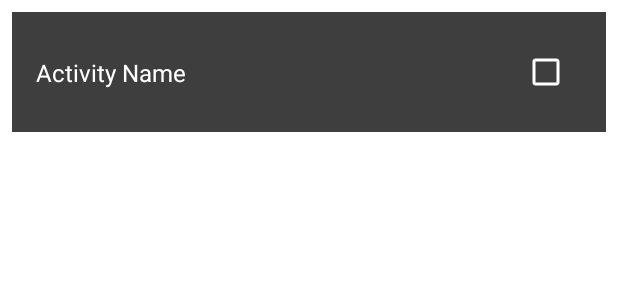
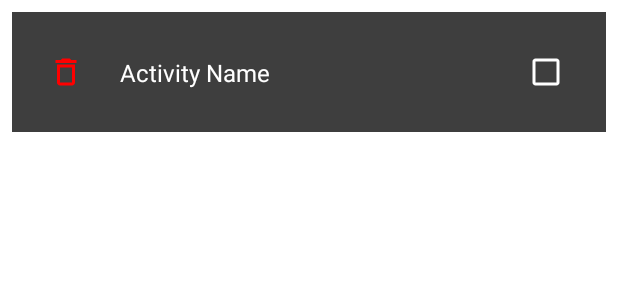
Before and after one commit to Chameleon-Team-App/ChameleonApp, an Android app: the layout item_activity_tile.xml on its own in the app's theme, with its tools: preview values and no code run, on a phone screen of 412 x 824 dp. Shown: the top 300 px of the screen. Run offline under Robolectric (Android 15) with nearby library versions, the phone set to English and light mode, and no system bars.

Commit message:
- Add way to delete activity in calendar

```diff
--- /dev/null
+++ b/app/src/main/res/drawable/ic_delete.xml
@@ -0,0 +1,5 @@
+<vector xmlns:android="http://schemas.android.com/apk/res/android" android:height="24dp" android:tint="#000000" android:viewportHeight="24" android:viewportWidth="24" android:width="24dp">
+
+    <path android:fillColor="@android:color/white" android:pathData="M6,19c0,1.1 0.9,2 2,2h8c1.1,0 2,-0.9 2,-2L18,7L6,7v12zM8,9h8v10L8,19L8,9zM15.5,4l-1,-1h-5l-1,1L5,4v2h14L19,4z"/>
+
+</vector>
--- a/app/src/main/res/layout/item_activity_tile.xml
+++ b/app/src/main/res/layout/item_activity_tile.xml
@@ -7,6 +7,20 @@
     android:padding="16dp"
     android:layout_margin="8dp">
 
+    <!-- Delete Button -->
+    <ImageButton
+        android:id="@+id/deleteButton"
+        android:layout_width="40dp"
+        android:layout_height="40dp"
+        android:src="@drawable/ic_delete"
+        android:contentDescription="Delete"
+        android:background="@null"
+        app:layout_constraintStart_toStartOf="parent"
+        app:layout_constraintTop_toTopOf="parent"
+        app:layout_constraintBottom_toBottomOf="parent"
+        app:tint="@color/red" />
+
+    <!-- Activity Name -->
     <TextView
         android:id="@+id/activityNameTextView"
         android:layout_width="0dp"
@@ -14,17 +28,21 @@
         android:text="Activity Name"
         android:textColor="@android:color/white"
         android:textSize="16sp"
+        app:layout_constraintStart_toEndOf="@id/deleteButton"
+        app:layout_constraintEnd_toStartOf="@id/completedCheckBox"
         app:layout_constraintTop_toTopOf="parent"
-        app:layout_constraintStart_toStartOf="parent"
-        app:layout_constraintEnd_toStartOf="@id/completedCheckBox"
-        app:layout_constraintBottom_toBottomOf="parent" />
+        app:layout_constraintBottom_toBottomOf="parent"
+        android:layout_marginStart="16dp"
+        android:layout_marginEnd="16dp" />
 
+    <!-- Completed Checkbox -->
     <CheckBox
         android:id="@+id/completedCheckBox"
         android:layout_width="wrap_content"
         android:layout_height="wrap_content"
         android:buttonTint="@color/white"
+        app:layout_constraintEnd_toEndOf="parent"
         app:layout_constraintTop_toTopOf="parent"
-        app:layout_constraintEnd_toEndOf="parent"
         app:layout_constraintBottom_toBottomOf="parent" />
+
 </androidx.constraintlayout.widget.ConstraintLayout>
--- a/app/src/main/res/values/colors.xml
+++ b/app/src/main/res/values/colors.xml
@@ -11,5 +11,6 @@
     <color name="teal_700">#FF018786</color>
     <color name="highlight">#FFEB3B</color>
     <color name="selected">#00FFFF</color>
+    <color name="red">#FF0000</color>"
 
 </resources>
```
Also changed, not shown: app/src/main/java/com/example/mainchameleon/ui/calendar/ActivityAdapter.kt (+14 -6 lines), app/src/main/java/com/example/mainchameleon/ui/calendar/CalendarFragment.kt (+16 -3 lines).
